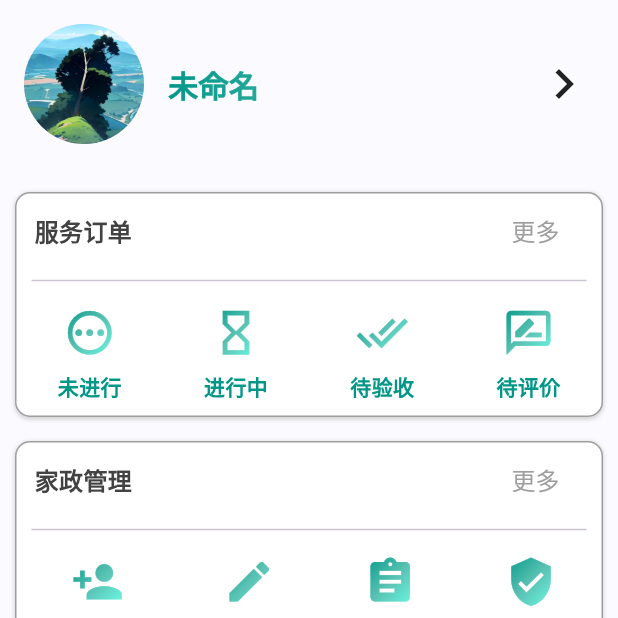
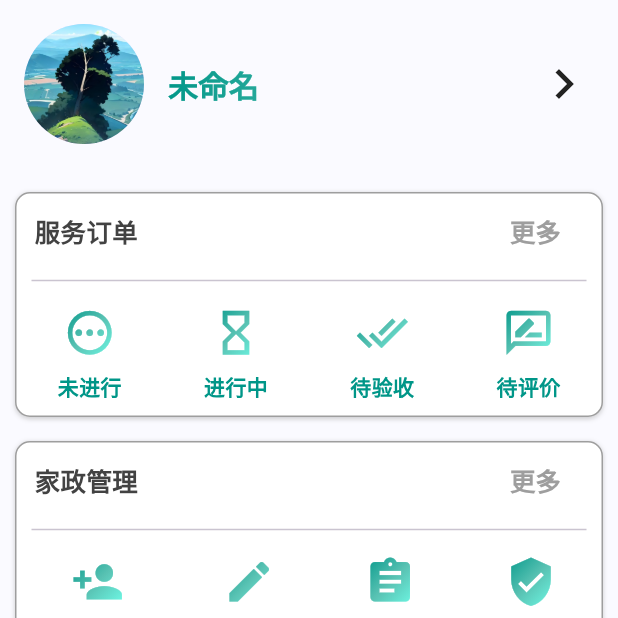
Before and after one commit to IHLZH/jiayuan, a Flutter app: the UserPage screen opened directly, on a phone screen of 412 x 824 dp, the top half of it. Run offline on Flutter 3.47's test engine with Material 3 defaults, Android fonts, the phone set to English and light mode, and no system bars; drawn by our look-alikes of oktoast; our stand-ins replace cached_network_image, cookie_jar, dio, dio_cookie_manager, fl_chart, flutter_screenutil and 6 more; missing offline and left inert: amap_flutter_base, amap_flutter_location, amap_flutter_map, dart:ffi, flustars, flutter_pickers; accounts and stored records are empty.

Commit message:
UI优化

```diff
--- a/lib/page/user_page/user_page.dart
+++ b/lib/page/user_page/user_page.dart
@@ -113,7 +113,7 @@ class _UserPageState extends State<UserPage> {
       }
     }
 
-    Future<void> _jumpToCommissionCenterPage () async {
+    Future<void> _jumpToCommissionCenterPage() async {
       RouteUtils.pushForNamed(context, RoutePath.commissionCenter);
     }
 
@@ -185,7 +185,11 @@ class _UserPageState extends State<UserPage> {
                   child: Icon(icon, size: 35, color: Colors.white),
                 ),
                 SizedBox(height: 8),
-                Text("$title", style: TextStyle(fontSize: 14,color: Theme.of(context).primaryColor,fontWeight: FontWeight.bold)),
+                Text("$title",
+                    style: TextStyle(
+                        fontSize: 14,
+                        color: Theme.of(context).primaryColor,
+                        fontWeight: FontWeight.bold)),
               ],
             ),
           ),
@@ -201,7 +205,10 @@ class _UserPageState extends State<UserPage> {
           children: [
             Text(
               title,
-              style: TextStyle(fontSize: 16, color: Colors.grey[800],fontWeight: FontWeight.bold),
+              style: TextStyle(
+                  fontSize: 17,
+                  color: Colors.grey[800],
+                  fontWeight: FontWeight.bold),
             ),
             Expanded(child: SizedBox()),
             TextButton(
@@ -214,7 +221,7 @@ class _UserPageState extends State<UserPage> {
               },
               child: Text(
                 '更多',
-                style: TextStyle(color: Colors.grey, fontSize: 16),
+                style: TextStyle(color: Colors.grey, fontSize: 17,fontWeight: FontWeight.bold),
               ),
             ),
           ],
@@ -248,7 +255,7 @@ class _UserPageState extends State<UserPage> {
         child: SafeArea(
           child: InkWell(
             onTap: () {
-              if(title=='委托中心'){
+              if (title == '委托中心') {
                 _jumpToCommissionCenterPage();
               }
             },
@@ -272,7 +279,11 @@ class _UserPageState extends State<UserPage> {
                   child: Icon(icon, size: 35, color: Colors.white),
                 ),
                 SizedBox(height: 8),
-                Text(title, style: TextStyle(color:Theme.of(context).primaryColor,fontSize: 14,fontWeight: FontWeight.bold)),
+                Text(title,
+                    style: TextStyle(
+                        color: Theme.of(context).primaryColor,
+                        fontSize: 14,
+                        fontWeight: FontWeight.bold)),
               ],
             ),
           ),
@@ -370,7 +381,22 @@ class _UserPageState extends State<UserPage> {
         child: SingleChildScrollView(
           child: Column(
             children: [
-              // 用户信息头部
+              Container(
+                // margin: EdgeInsets.only(left: 10.r,right: 10.r,top: 15.r),
+                // decoration: BoxDecoration(
+                //   color: AppColors.backgroundColor,
+                //   border: Border.all(color: Colors.white70),
+                //   borderRadius: BorderRadius.circular(30.r), // 设置圆角
+                //   boxShadow: [
+                //     BoxShadow(
+                //       color: Colors.grey.withOpacity(0.0), // 阴影颜色
+                //       spreadRadius: 2, // 阴影扩展半径
+                //       blurRadius: 5, // 阴影模糊半径
+                //       offset: Offset(0, 0), // 阴影偏移量
+                //     ),
+                //   ],
+                // ),
+                child: // 用户信息头部
                     SafeArea(
                   child: Container(
                     padding: EdgeInsets.all(16.r),
@@ -404,8 +430,7 @@ class _UserPageState extends State<UserPage> {
                                     ).createShader(bounds);
                                   },
                                   child: Text(
-                                  userInfo?.nickName ??
-                                      '未命名',
+                                    userInfo?.nickName ?? '未命名',
                                     maxLines: 1,
                                     overflow: TextOverflow.ellipsis,
                                     style: TextStyle(
@@ -428,14 +453,13 @@ class _UserPageState extends State<UserPage> {
                             child: InkWell(
                               onTap: () => _jumpToProfileEditPage(),
                               // 水波纹颜色
-                            splashColor:
-                                Colors.grey[300],
+                              splashColor: Colors.grey[300],
                               // 高亮颜色
-                            highlightColor:
-                                Colors.grey[300],
+                              highlightColor: Colors.grey[300],
                               // 设置水波纹为圆形
                               customBorder: CircleBorder(),
-                            child: Icon(Icons.chevron_right_outlined, size: 40),
+                              child:
+                                  Icon(Icons.chevron_right_outlined, size: 40),
                             ),
                           ),
                         ),
@@ -443,9 +467,8 @@ class _UserPageState extends State<UserPage> {
                     ),
                   ),
                 ),
-
+              ),
               SizedBox(height: 16.h),
-
               Container(
                 height: 150.h,
                 margin: EdgeInsets.symmetric(horizontal: 10),
@@ -486,9 +509,7 @@ class _UserPageState extends State<UserPage> {
                   ],
                 ),
               ),
-
               SizedBox(height: 16.h),
-
               Container(
                 height: 150,
                 margin: EdgeInsets.symmetric(horizontal: 10),
@@ -529,9 +550,7 @@ class _UserPageState extends State<UserPage> {
                   ],
                 ),
               ),
-
               SizedBox(height: 30.h),
-
               Container(
                 margin: EdgeInsets.symmetric(horizontal: 10),
                 decoration: BoxDecoration(
```
Lines whose indentation alone changed are shown as unchanged.
